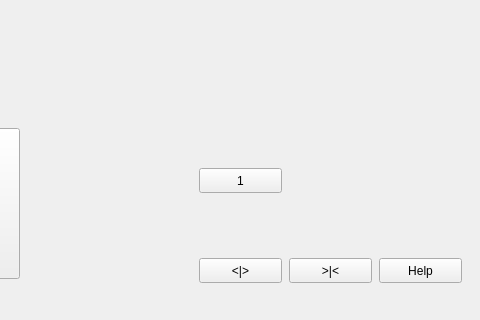
Above: mainwindow.ui from mars-cadieux/elevator-simulator before the change; both pictures show x 361 to 841 and y 92 to 412 of the 989 by 507 pixel window. Below: the same form after it.
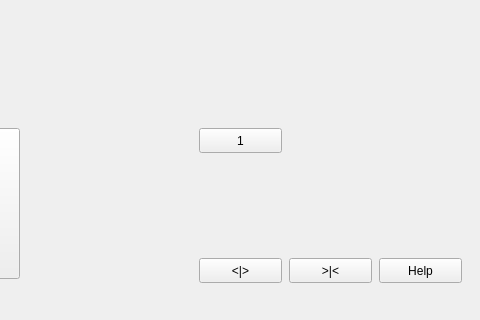
That is the form after the change.

Patch:
```diff
--- a/mainwindow.ui
+++ b/mainwindow.ui
@@ -73,7 +73,7 @@
     <property name="geometry">
      <rect>
       <x>560</x>
-      <y>260</y>
+      <y>220</y>
       <width>83</width>
       <height>25</height>
      </rect>
```
